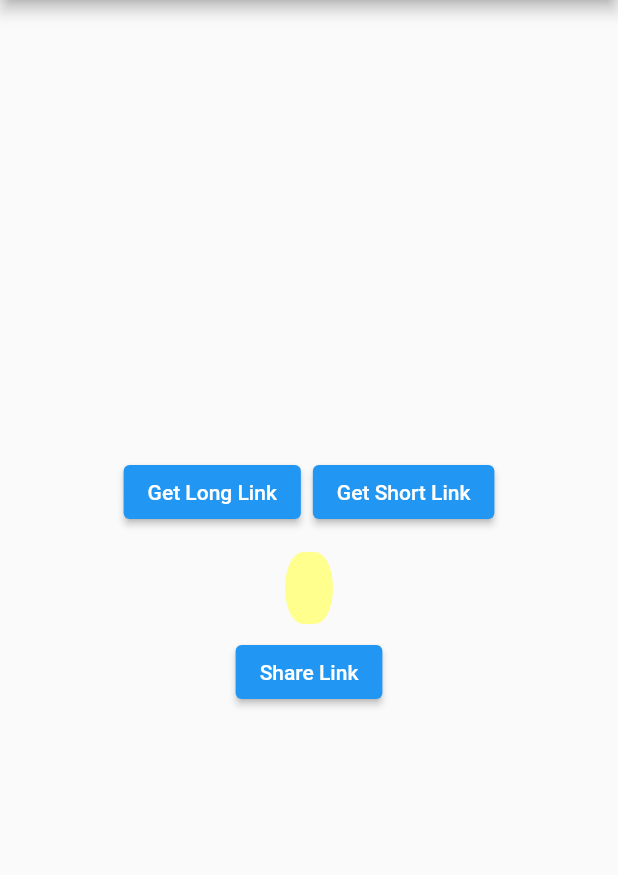
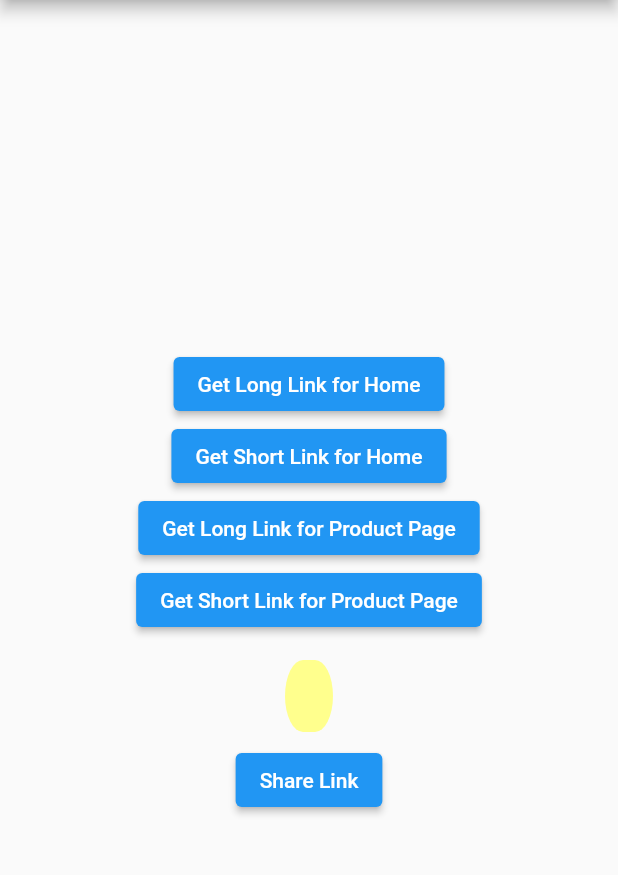
Before and after one commit to SwetaTheBest/deep_link_flutter, a Flutter app: the screen it shows after launch, on a phone screen of 412 x 824 dp, the part 84-959 px from its top. Run offline on Flutter 3.47's test engine with Material 2 defaults, Android fonts, the phone set to English and light mode, and no system bars; our stand-ins replace firebase_core, firebase_dynamic_links, share_plus; accounts and stored records are empty.

Commit message:
Implemented: Receive data from link and redirect to the page.

```diff
--- a/lib/src/presentation/views/main/main_page.dart
+++ b/lib/src/presentation/views/main/main_page.dart
@@ -22,9 +22,12 @@ class _MainPageState extends State<MainPage> {
   @override
   void initState() {
     super.initState();
-    // initDynamicLink();
+    initDynamicLink();
   }
 
+  /// Function to get/receive the data from the dynamic link
+  /// checks if the query params are available and
+  /// redirects to the page respectively
   Future<void> initDynamicLink() async {
     dynamicLinks.onLink.listen((dynamicLinkData) {
       final Uri uri = dynamicLinkData.link;
@@ -33,27 +36,21 @@ class _MainPageState extends State<MainPage> {
         String? productId = queryParams['id'];
         Navigator.restorablePushNamed(context, dynamicLinkData.link.path,
             arguments: {"productId": int.parse(productId!)});
-        print('...........');
         print(dynamicLinkData.link.path);
       } else {
         Navigator.restorablePushNamed(context, dynamicLinkData.link.path);
-        print('...........');
-
         print(dynamicLinkData.link.path);
       }
     }).onError((error) {
       if (kDebugMode) {
-        print('...........');
-
-        print(
-            '...........init dynamic link error.............................');
-        print('...........');
-
         print(error);
       }
     });
   }
 
+  /// Function to create the dynamic link
+  /// checks if the query params are available and
+  /// redirects to the page respectively
   Future<void> _createDynamicLink(bool short, String link) async {
     setState(() {
       _isCreatingLink = true;
@@ -98,12 +95,23 @@ class _MainPageState extends State<MainPage> {
                           onPressed: !_isCreatingLink
                               ? () => _createDynamicLink(false, kHomepageLink)
                               : null,
-                          child: const Text("Get Long Link")),
+                          child: const Text("Get Long Link for Home")),
                       ElevatedButton(
                           onPressed: !_isCreatingLink
                               ? () => _createDynamicLink(true, kHomepageLink)
                               : null,
-                          child: const Text("Get Short Link")),
+                          child: const Text("Get Short Link for Home")),
+                      ElevatedButton(
+                          onPressed: !_isCreatingLink
+                              ? () =>
+                                  _createDynamicLink(false, kProductpageLink)
+                              : null,
+                          child: const Text("Get Long Link for Product Page")),
+                      ElevatedButton(
+                          onPressed: !_isCreatingLink
+                              ? () => _createDynamicLink(true, kProductpageLink)
+                              : null,
+                          child: const Text("Get Short Link for Product Page")),
                     ],
                   ),
                   InkWell(
```
